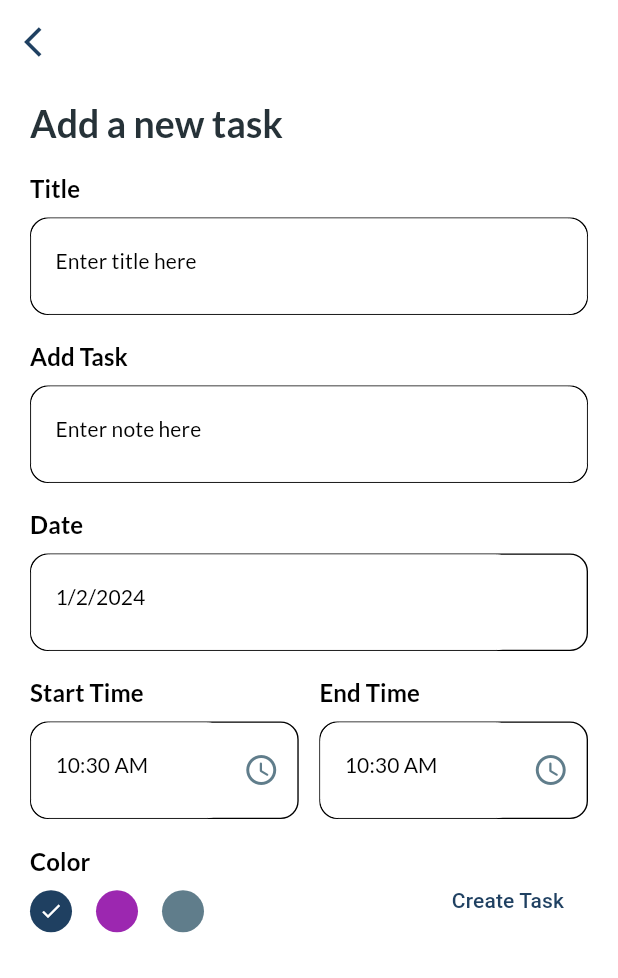
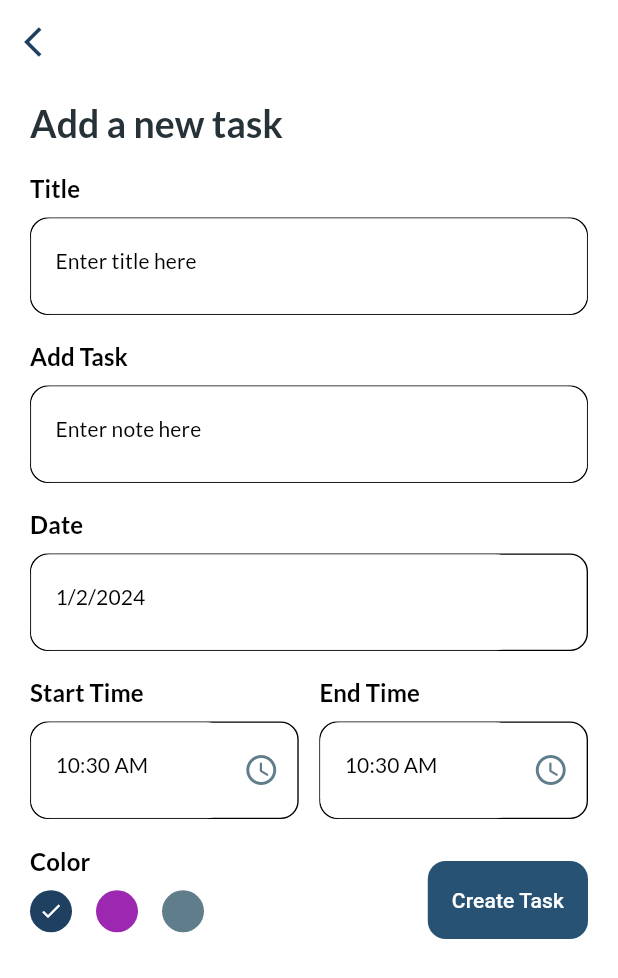
Before and after one commit to Sadid-USN/sqfLite, a Flutter app: the AddTaskPage screen opened by its route, on a phone screen of 412 x 824 dp. Shown: the top 978 px of the screen. Run offline on Flutter 3.47's test engine with Material 3 defaults, Android fonts, the phone set to English and light mode, and no system bars; our stand-ins replace animated_text_kit, flutter_local_notifications, flutter_native_timezone, flutter_staggered_animations, freezed_annotation, get_storage and 5 more; missing offline and left inert: flutter_locales; accounts and stored records are empty; network calls fail.

Commit message:
added edit button for edit the task

```diff
--- a/lib/routes/routes.dart
+++ b/lib/routes/routes.dart
@@ -1,6 +1,6 @@
 import 'package:flutter/material.dart';
 import 'package:sql_db/screen/add_task_page.dart';
-import 'package:sql_db/screen/home_page.dart';
+import 'package:sql_db/screen/edit_task_page.dart';
 import 'package:sql_db/screen/langugage_page.dart';
 
 final Map<String, WidgetBuilder> routes = {
@@ -8,6 +8,7 @@ final Map<String, WidgetBuilder> routes = {
 //  HomePage.HOME : (context) =>  HomePage(context: context,),
  AddTaskPage.ADDPAGE: (context) =>  const AddTaskPage(),
  LangugesPage.LANGPAGE: (context) =>  const LangugesPage(),
+ EditTaskPage.EDITPAGE: (context) =>  const EditTaskPage(),
 
 
 
--- a/lib/screen/add_task_page.dart
+++ b/lib/screen/add_task_page.dart
@@ -7,12 +7,18 @@ import 'package:sql_db/controllers/theme_controller.dart';
 import 'package:sql_db/core/addbunner_helper.dart';
 import 'package:sql_db/core/unfocus_scope.dart';
 import 'package:sql_db/generated/l10n.dart';
+import 'package:sql_db/models/task_model.dart';
 import 'package:sql_db/widget/color_palet.dart';
 import 'package:sql_db/widget/custom_field.dart';
 
 class AddTaskPage extends StatefulWidget {
   static const ADDPAGE = '/addtaskpage';
-  const AddTaskPage({Key? key}) : super(key: key);
+
+  final Task? task;
+  const AddTaskPage({
+    Key? key,
+    this.task,
+  }) : super(key: key);
 
   @override
   State<AddTaskPage> createState() => _AddTaskPageState();
@@ -43,7 +49,11 @@ class _AddTaskPageState extends State<AddTaskPage> {
   Widget build(BuildContext context) {
     var homeController = Provider.of<HomePageController>(context);
     var themeController = Provider.of<ThemeController>(context);
-
+    if (widget.task != null) {
+      homeController.titleEditingController.text = widget.task!.title ?? '';
+      homeController.noteEditingController.text = widget.task!.note ?? '';
+      // Assign other properties of the task to corresponding controllers or variables
+    }
     var dateFormat = DateFormat('M/d/yyyy').format(homeController.selectedDate);
 
     return Scaffold(
@@ -93,7 +103,7 @@ class _AddTaskPageState extends State<AddTaskPage> {
                   hintText: dateFormat,
                   widget: IconButton(
                     onPressed: () {
-                    //  homeController.getDateFormat(context);
+                      //  homeController.getDateFormat(context);
                     },
                     icon: const SizedBox(),
                   ),
@@ -173,7 +183,9 @@ class _AddTaskPageState extends State<AddTaskPage> {
                 const SizedBox(
                   height: 12,
                 ),
-                const ColorPalet(),
+                ColorPalet(
+                  task: widget.task,
+                ),
                 const SizedBox(
                   height: 16,
                 ),
--- a/lib/screen/home_page.dart
+++ b/lib/screen/home_page.dart
@@ -59,8 +59,11 @@ class _HomePageState extends State<HomePage> {
           child: const Icon(Icons.add),
           onPressed: () {
             themeController.playAssetAudio("lib/audio/click.mp3");
+            homeController.titleEditingController.clear();
+            homeController.noteEditingController.clear();
             Navigator.push(context, MaterialPageRoute(builder: ((context) {
               return const AddTaskPage();
+
             })));
           },
         ),
--- a/lib/widget/add_task_button.dart
+++ b/lib/widget/add_task_button.dart
@@ -1,15 +1,20 @@
 import 'package:flutter/material.dart';
+import 'package:sql_db/theme/themes.dart';
 
 class AddTaskButton extends StatelessWidget {
   final void Function()? onPressed;
   final String title;
   final bool showIcon;
   const AddTaskButton(
-      {super.key, required this.onPressed, required this.title, this.showIcon = true});
+      {super.key,
+      required this.onPressed,
+      required this.title,
+      this.showIcon = true});
   @override
   Widget build(BuildContext context) {
     return ElevatedButton(
         style: ElevatedButton.styleFrom(
+          backgroundColor: const Color(0xff285274),
           elevation: 0.0,
           padding: const EdgeInsets.only(
             top: 16,
@@ -24,11 +29,18 @@ class AddTaskButton extends StatelessWidget {
         onPressed: onPressed,
         child: Row(
           children: [
-          showIcon?  const Icon(
-              Icons.add,
-              size: 16,
-            ): const SizedBox(),
-            Text(title)
+            showIcon
+                ? const Icon(
+                    Icons.add,
+                    size: 16,
+                  )
+                : const SizedBox(),
+            Text(
+              title,
+              style: const TextStyle(
+                color: Colors.white,
+              ),
+            )
           ],
         ));
   }
--- a/lib/widget/color_palet.dart
+++ b/lib/widget/color_palet.dart
@@ -3,11 +3,18 @@ import 'package:flutter/material.dart';
 import 'package:provider/provider.dart';
 import 'package:sql_db/controllers/home_page_controller.dart';
 import 'package:sql_db/generated/l10n.dart';
+import 'package:sql_db/models/task_model.dart';
+import 'package:sql_db/screen/home_page.dart';
 import 'package:sql_db/theme/themes.dart';
 import 'package:sql_db/widget/add_task_button.dart';
 
 class ColorPalet extends StatelessWidget {
-  const ColorPalet({super.key});
+  final Task? task;
+
+  const ColorPalet({
+    super.key,
+    this.task,
+  });
   @override
   Widget build(BuildContext context) {
     var controller = Provider.of<HomePageController>(context);
@@ -18,7 +25,8 @@ class ColorPalet extends StatelessWidget {
         Column(
           crossAxisAlignment: CrossAxisAlignment.start,
           children: [
-            Text(
+           task != null
+                ? const SizedBox(): Text(
               S.of(context).color,
               style: textTheme.titleSmall!
                   .copyWith(fontSize: 16, fontWeight: FontWeight.w600),
@@ -26,18 +34,23 @@ class ColorPalet extends StatelessWidget {
             const SizedBox(
               height: 8,
             ),
-            Wrap(
+            task != null
+                ? const SizedBox()
+                : Wrap(
                     children: List<Widget>.generate(3, (int index) {
                       return GestureDetector(
                         onTap: () {
-                    context.read<HomePageController>().selectedColor = index;
+                          context.read<HomePageController>().selectedColor =
+                              index;
                         },
                         child: Consumer<HomePageController>(
                           builder: (context, value, child) => Padding(
                             padding: const EdgeInsets.only(right: 8),
                             child: GestureDetector(
                               onTap: () {
-                          context.read<HomePageController>().onColorTap(index);
+                                context
+                                    .read<HomePageController>()
+                                    .onColorTap(index);
                               },
                               child: Padding(
                                 padding: const EdgeInsets.only(right: 8),
@@ -69,18 +82,20 @@ class ColorPalet extends StatelessWidget {
           padding: const EdgeInsets.only(top: 16),
           child: AddTaskButton(
             showIcon: false,
-            title: S.of(context).createTask,
-            onPressed: () async {
+            title: task != null ? "Update Task" : S.of(context).createTask,
+            onPressed: () {
+              if (task != null) {
+                Task updatedTask = task!.copyWith(
+                  title: controller.titleEditingController.text,
+                  note: controller.noteEditingController.text,
+                );
 
-
-
+                controller.onTaskEdit(updatedTask);
+                Navigator.of(context).pop();
+              } else {
                 controller.validation(context);
 
-
-
-              // controller.getTasks();
-
-
+              }
             },
           ),
         ),
```
Also changed, not shown: lib/controllers/home_page_controller.dart (+23 -0 lines), lib/core/db_helper.dart (+9 -9 lines), lib/l10n/intl_en.arb (+7 -2 lines), lib/l10n/intl_ru.arb (+7 -2 lines), lib/screen/edit_task_page.dart (added, +120 -0 lines), lib/widget/bottomsheet_widget.dart (+31 -7 lines), apk/pubspec.lock, lib/generated/intl/messages_en.dart, lib/generated/intl/messages_ru.dart, lib/generated/l10n.dart, pubspec.lock. Lines whose indentation alone changed are shown as unchanged.
